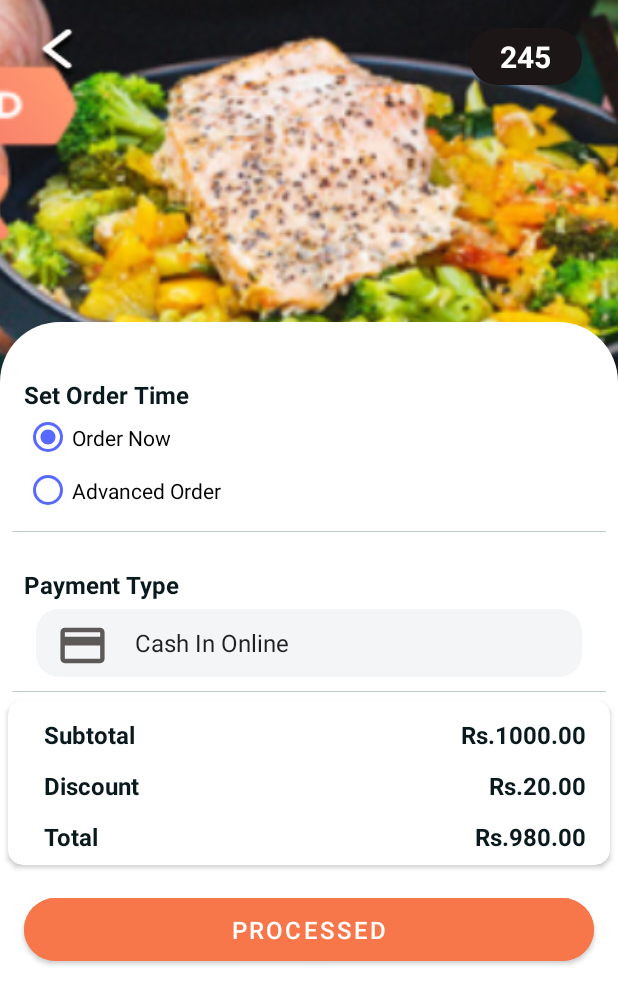
After one commit to peirisabhi/chozy, an Android app: the fragment PaymentFragment shown on its own in the app's theme, on a phone screen of 412 x 824 dp. The commit adds this screen. Shown: the top 1005 px of the screen. Run offline under Robolectric (Android 15) with nearby library versions, the phone set to English and light mode, and no system bars.

Commit message:
payment part added

```diff
--- /dev/null
+++ b/app/src/main/java/com/abhi/chozy/ui/payment/PaymentFragment.java
@@ -0,0 +1,66 @@
+package com.abhi.chozy.ui.payment;
+
+import android.os.Bundle;
+
+import androidx.fragment.app.Fragment;
+
+import android.view.LayoutInflater;
+import android.view.View;
+import android.view.ViewGroup;
+
+import com.abhi.chozy.R;
+
+/**
+ * A simple {@link Fragment} subclass.
+ * Use the {@link PaymentFragment#newInstance} factory method to
+ * create an instance of this fragment.
+ */
+public class PaymentFragment extends Fragment {
+
+    // TODO: Rename parameter arguments, choose names that match
+    // the fragment initialization parameters, e.g. ARG_ITEM_NUMBER
+    private static final String ARG_PARAM1 = "param1";
+    private static final String ARG_PARAM2 = "param2";
+
+    // TODO: Rename and change types of parameters
+    private String mParam1;
+    private String mParam2;
+
+    public PaymentFragment() {
+        // Required empty public constructor
+    }
+
+    /**
+     * Use this factory method to create a new instance of
+     * this fragment using the provided parameters.
+     *
+     * @param param1 Parameter 1.
+     * @param param2 Parameter 2.
+     * @return A new instance of fragment PaymentFragment.
+     */
+    // TODO: Rename and change types and number of parameters
+    public static PaymentFragment newInstance(String param1, String param2) {
+        PaymentFragment fragment = new PaymentFragment();
+        Bundle args = new Bundle();
+        args.putString(ARG_PARAM1, param1);
+        args.putString(ARG_PARAM2, param2);
+        fragment.setArguments(args);
+        return fragment;
+    }
+
+    @Override
+    public void onCreate(Bundle savedInstanceState) {
+        super.onCreate(savedInstanceState);
+        if (getArguments() != null) {
+            mParam1 = getArguments().getString(ARG_PARAM1);
+            mParam2 = getArguments().getString(ARG_PARAM2);
+        }
+    }
+
+    @Override
+    public View onCreateView(LayoutInflater inflater, ViewGroup container,
+                             Bundle savedInstanceState) {
+        // Inflate the layout for this fragment
+        return inflater.inflate(R.layout.fragment_payment, container, false);
+    }
+}
--- /dev/null
+++ b/app/src/main/res/drawable/ic_baseline_payment_24.xml
@@ -0,0 +1,5 @@
+<vector android:height="24dp" android:tint="#5E5959"
+    android:viewportHeight="24" android:viewportWidth="24"
+    android:width="24dp" xmlns:android="http://schemas.android.com/apk/res/android">
+    <path android:fillColor="@android:color/white" android:pathData="M20,4L4,4c-1.11,0 -1.99,0.89 -1.99,2L2,18c0,1.11 0.89,2 2,2h16c1.11,0 2,-0.89 2,-2L22,6c0,-1.11 -0.89,-2 -2,-2zM20,18L4,18v-6h16v6zM20,8L4,8L4,6h16v2z"/>
+</vector>
--- /dev/null
+++ b/app/src/main/res/layout/fragment_payment.xml
@@ -0,0 +1,378 @@
+<?xml version="1.0" encoding="utf-8"?>
+<ScrollView xmlns:android="http://schemas.android.com/apk/res/android"
+    xmlns:tools="http://schemas.android.com/tools"
+    xmlns:app="http://schemas.android.com/apk/res-auto"
+    xmlns:card_view="http://schemas.android.com/apk/res-auto"
+    android:layout_width="match_parent"
+    android:layout_height="match_parent"
+    tools:context=".ui.payment.PaymentFragment">
+
+    <androidx.constraintlayout.widget.ConstraintLayout
+        android:layout_width="match_parent"
+        android:layout_height="match_parent">
+
+        <ImageView
+            android:id="@+id/imageView16"
+            android:layout_width="0dp"
+            android:layout_height="270dp"
+            android:layout_marginTop="-5dp"
+            android:scaleType="centerCrop"
+            android:src="@drawable/offer_shop3"
+            app:layout_constraintEnd_toEndOf="parent"
+            app:layout_constraintStart_toStartOf="parent"
+            app:layout_constraintTop_toTopOf="parent" />
+
+        <ImageView
+            android:id="@+id/imageView15"
+            android:layout_width="wrap_content"
+            android:layout_height="wrap_content"
+            android:layout_marginStart="24dp"
+            android:layout_marginTop="24dp"
+            android:src="@drawable/back_white"
+            app:layout_constraintStart_toStartOf="parent"
+            app:layout_constraintTop_toTopOf="@+id/imageView16" />
+
+
+        <LinearLayout
+            android:id="@+id/linearLayout5"
+            android:layout_width="wrap_content"
+            android:layout_height="wrap_content"
+            android:layout_marginTop="24dp"
+            android:layout_marginEnd="24dp"
+            android:background="@drawable/rating_box"
+            android:backgroundTint="#1D1617"
+            android:orientation="horizontal"
+            android:padding="5dp"
+            app:layout_constraintEnd_toEndOf="parent"
+            app:layout_constraintTop_toTopOf="@+id/imageView16">
+
+            <TextView
+                android:layout_width="wrap_content"
+                android:layout_height="wrap_content"
+                android:layout_marginLeft="15dp"
+                android:layout_marginRight="15dp"
+                android:text="245"
+                android:textColor="@color/white"
+                android:textSize="20dp"
+                android:textStyle="bold" />
+
+
+        </LinearLayout>
+
+
+        <androidx.constraintlayout.widget.ConstraintLayout
+            android:layout_width="match_parent"
+            android:layout_height="wrap_content"
+            android:layout_marginTop="220dp"
+            android:background="@drawable/white_top_rounded_box"
+            android:paddingBottom="90dp"
+            app:layout_constraintBottom_toBottomOf="parent"
+            app:layout_constraintEnd_toEndOf="parent"
+            app:layout_constraintStart_toStartOf="parent"
+            app:layout_constraintTop_toTopOf="@+id/imageView16">
+
+            <TextView
+                android:id="@+id/textView88"
+                android:layout_width="wrap_content"
+                android:layout_height="wrap_content"
+                android:layout_marginStart="16dp"
+                android:layout_marginTop="40dp"
+                android:text="Payment"
+                android:textColor="#5E5959"
+                android:textSize="25dp"
+                android:textStyle="bold"
+                app:layout_constraintStart_toStartOf="parent"
+                app:layout_constraintTop_toTopOf="parent" />
+
+
+            <LinearLayout
+                android:id="@+id/linearLayout6"
+                android:layout_width="match_parent"
+                android:layout_height="wrap_content"
+                android:layout_marginStart="8dp"
+                android:layout_marginTop="32dp"
+                android:layout_marginEnd="8dp"
+                android:orientation="vertical"
+                android:background="@drawable/border_bottom"
+                app:layout_constraintEnd_toEndOf="parent"
+                app:layout_constraintStart_toStartOf="parent"
+                app:layout_constraintTop_toTopOf="parent"
+                android:paddingTop="5dp"
+                android:paddingBottom="10dp">
+
+                <TextView
+                    android:layout_width="wrap_content"
+                    android:layout_height="wrap_content"
+                    android:layout_marginStart="8dp"
+                    android:text="Set Order Time"
+                    android:textColor="#0A191E"
+                    android:textSize="16dp"
+                    android:textStyle="bold" />
+
+
+                <RadioGroup
+                    android:id="@+id/radioGroupVisitType"
+                    android:layout_width="match_parent"
+                    android:layout_height="wrap_content"
+                    android:layout_marginStart="8dp"
+                    android:checkedButton="@+id/radio_button_1">
+
+                    <RadioButton
+                        android:id="@+id/radio_button_1"
+                        style="Widget.MaterialComponents.CompoundButton.RadioButton"
+                        android:layout_width="wrap_content"
+                        android:layout_height="35dp"
+                        android:buttonTint="@color/main"
+                        android:text="Order Now" />
+
+                    <RadioButton
+                        android:id="@+id/radio_button_2"
+                        style="Widget.MaterialComponents.CompoundButton.RadioButton"
+                        android:layout_width="wrap_content"
+                        android:layout_height="35dp"
+                        android:buttonTint="@color/main"
+                        android:text="Advanced Order" />
+
+                </RadioGroup>
+
+            </LinearLayout>
+
+
+            <LinearLayout
+                android:id="@+id/linearLayout61"
+                android:layout_width="match_parent"
+                android:layout_height="wrap_content"
+                android:layout_marginStart="8dp"
+                android:layout_marginTop="8dp"
+                android:layout_marginEnd="8dp"
+                android:background="@drawable/border_bottom"
+                android:orientation="vertical"
+                android:paddingTop="16dp"
+                android:paddingBottom="10dp"
+                app:layout_constraintEnd_toEndOf="parent"
+                app:layout_constraintStart_toStartOf="parent"
+                app:layout_constraintTop_toBottomOf="@+id/linearLayout6">
+
+                <TextView
+                    android:layout_width="wrap_content"
+                    android:layout_height="wrap_content"
+                    android:layout_marginStart="8dp"
+                    android:text="Payment Type"
+                    android:textColor="#0A191E"
+                    android:textSize="16dp"
+                    android:textStyle="bold" />
+
+
+                <LinearLayout
+                    android:id="@+id/location_liner"
+                    android:layout_width="match_parent"
+                    android:layout_height="45dp"
+                    android:layout_marginStart="16dp"
+                    android:layout_marginTop="5dp"
+                    android:layout_marginEnd="16dp"
+                    android:background="@drawable/spinner_style"
+                    android:gravity="center_vertical"
+                    android:orientation="horizontal"
+                    android:paddingTop="8dp"
+                    android:paddingBottom="5dp"
+                    app:layout_constraintEnd_toEndOf="parent"
+                    app:layout_constraintStart_toStartOf="parent"
+                    app:layout_constraintTop_toBottomOf="@+id/textView881">
+
+                    <ImageView
+                        android:layout_width="match_parent"
+                        android:layout_height="35dp"
+                        android:layout_marginLeft="10dp"
+                        android:layout_weight="6"
+                        app:srcCompat="@drawable/ic_baseline_payment_24" />
+
+                    <Spinner
+                        android:id="@+id/spinner_time_slot"
+                        android:layout_width="match_parent"
+                        android:layout_height="match_parent"
+                        android:layout_marginTop="-2dp"
+                        android:layout_marginRight="5dp"
+                        android:layout_weight="1"
+                        android:background="#F4F5F7"
+                        android:ems="10"
+                        android:entries="@array/payment_types"
+                        android:padding="6dp"
+                        android:paddingLeft="15dp" />
+
+
+                </LinearLayout>
+
+            </LinearLayout>
+
+
+
+
+
+            <androidx.cardview.widget.CardView
+                android:id="@+id/paument"
+                android:layout_width="0dp"
+                android:layout_height="wrap_content"
+                android:layout_margin="5dp"
+                android:layout_marginStart="16dp"
+                android:layout_marginTop="24dp"
+                android:layout_marginEnd="16dp"
+                card_view:cardCornerRadius="10dp"
+                card_view:cardElevation="2dp"
+                card_view:layout_constraintEnd_toEndOf="parent"
+                card_view:layout_constraintStart_toStartOf="parent"
+                card_view:layout_constraintTop_toBottomOf="@+id/linearLayout61">
+
+                <LinearLayout
+                    android:layout_width="match_parent"
+                    android:layout_height="match_parent"
+                    android:orientation="vertical">
+
+                    <LinearLayout
+                        android:layout_width="match_parent"
+                        android:layout_height="wrap_content"
+                        android:layout_marginTop="8dp"
+                        android:orientation="horizontal">
+
+                        <TextView
+                            android:id="@+id/subtotal"
+                            android:layout_width="0dp"
+                            android:layout_height="wrap_content"
+                            android:layout_marginStart="8dp"
+                            android:layout_marginTop="4dp"
+                            android:layout_weight="1"
+                            android:paddingLeft="16dp"
+                            android:text="Subtotal"
+                            android:textColor="#0A191E"
+                            android:textSize="16sp"
+                            android:textStyle="bold"
+                            card_view:layout_constraintStart_toEndOf="@+id/image2"
+                            card_view:layout_constraintTop_toBottomOf="@+id/textViewTitle2" />
+
+                        <TextView
+                            android:id="@+id/subtotalVal"
+                            android:layout_width="0dp"
+                            android:layout_height="wrap_content"
+                            android:layout_marginStart="8dp"
+                            android:layout_marginTop="4dp"
+                            android:layout_weight="1"
+                            android:gravity="right"
+                            android:paddingRight="16dp"
+                            android:text="Rs.1000.00"
+                            android:textColor="#0A191E"
+                            android:textSize="16sp"
+                            android:textStyle="bold"
+                            card_view:layout_constraintStart_toEndOf="@+id/image2"
+                            card_view:layout_constraintTop_toBottomOf="@+id/textViewTitle2" />
+
+                    </LinearLayout>
+
+
+                    <LinearLayout
+                        android:layout_width="match_parent"
+                        android:layout_height="wrap_content"
+                        android:layout_marginTop="8dp"
+                        android:orientation="horizontal">
+
+                        <TextView
+                            android:id="@+id/subtotal1"
+                            android:layout_width="0dp"
+                            android:layout_height="wrap_content"
+                            android:layout_marginStart="8dp"
+                            android:layout_marginTop="4dp"
+                            android:layout_weight="1"
+                            android:paddingLeft="16dp"
+                            android:text="Discount"
+                            android:textColor="#0A191E"
+                            android:textSize="16sp"
+                            android:textStyle="bold"
+                            card_view:layout_constraintStart_toEndOf="@+id/image2"
+                            card_view:layout_constraintTop_toBottomOf="@+id/textViewTitle2" />
+
+                        <TextView
+                            android:id="@+id/subtotalVal1"
+                            android:layout_width="0dp"
+                            android:layout_height="wrap_content"
+                            android:layout_marginStart="8dp"
+                            android:layout_marginTop="4dp"
+                            android:layout_weight="1"
+                            android:gravity="right"
+                            android:paddingRight="16dp"
+                            android:text="Rs.20.00"
+                            android:textColor="#0A191E"
+                            android:textSize="16sp"
+                            android:textStyle="bold"
+                            card_view:layout_constraintStart_toEndOf="@+id/image2"
+                            card_view:layout_constraintTop_toBottomOf="@+id/textViewTitle2" />
+
+                    </LinearLayout>
+
+
+                    <LinearLayout
+                        android:layout_width="match_parent"
+                        android:layout_height="wrap_content"
+                        android:layout_marginTop="8dp"
+                        android:layout_marginBottom="8dp"
+                        android:orientation="horizontal">
+
+                        <TextView
+                            android:id="@+id/subtotal2"
+                            android:layout_width="0dp"
+                            android:layout_height="wrap_content"
+                            android:layout_marginStart="8dp"
+                            android:layout_marginTop="4dp"
+                            android:layout_weight="1"
+                            android:paddingLeft="16dp"
+                            android:text="Total"
+                            android:textColor="#0A191E"
+                            android:textSize="16sp"
+                            android:textStyle="bold"
+                            card_view:layout_constraintStart_toEndOf="@+id/image2"
+                            card_view:layout_constraintTop_toBottomOf="@+id/textViewTitle2" />
+
+                        <TextView
+                            android:id="@+id/subtotalVal2"
+                            android:layout_width="0dp"
+                            android:layout_height="wrap_content"
+                            android:layout_marginStart="8dp"
+                            android:layout_marginTop="4dp"
+                            android:layout_weight="1"
+                            android:gravity="right"
+                            android:paddingRight="16dp"
+                            android:text="Rs.980.00"
+                            android:textColor="#0A191E"
+                            android:textSize="16sp"
+                            android:textStyle="bold"
+                            card_view:layout_constraintStart_toEndOf="@+id/image2"
+                            card_view:layout_constraintTop_toBottomOf="@+id/textViewTitle2" />
+
+                    </LinearLayout>
+
+                </LinearLayout>
+
+
+            </androidx.cardview.widget.CardView>
+
+
+            <com.google.android.material.button.MaterialButton
+                android:id="@+id/add_btn"
+                android:layout_width="0dp"
+                android:layout_height="54dp"
+                android:layout_marginStart="16dp"
+                android:layout_marginTop="16dp"
+                android:layout_marginEnd="16dp"
+                android:backgroundTint="#F8774A"
+                android:text="Processed"
+                android:textColor="@color/white"
+                app:iconGravity="end"
+                android:textSize="16dp"
+                app:cornerRadius="50dp"
+                app:layout_constraintEnd_toEndOf="parent"
+                app:layout_constraintStart_toStartOf="parent"
+                app:layout_constraintTop_toBottomOf="@+id/paument" />
+
+
+        </androidx.constraintlayout.widget.ConstraintLayout>
+
+    </androidx.constraintlayout.widget.ConstraintLayout>
+
+</ScrollView>
--- a/app/src/main/res/values/strings.xml
+++ b/app/src/main/res/values/strings.xml
@@ -19,4 +19,14 @@ far from the countries Vokalia and Consonantia, there live the blind texts.</str
         <item>Bambalapitiya</item>
         <item>Katana</item>
     </string-array>
+
+
+    <string-array name="payment_types">
+        <item>Cash In Online</item>
+        <item>Card In Online</item>
+        <item>Cash In Visit</item>
+        <item>Card In Visit</item>
+        <item>Loan</item>
+        <item>QR-Pay</item>
+    </string-array>
 </resources>
```
